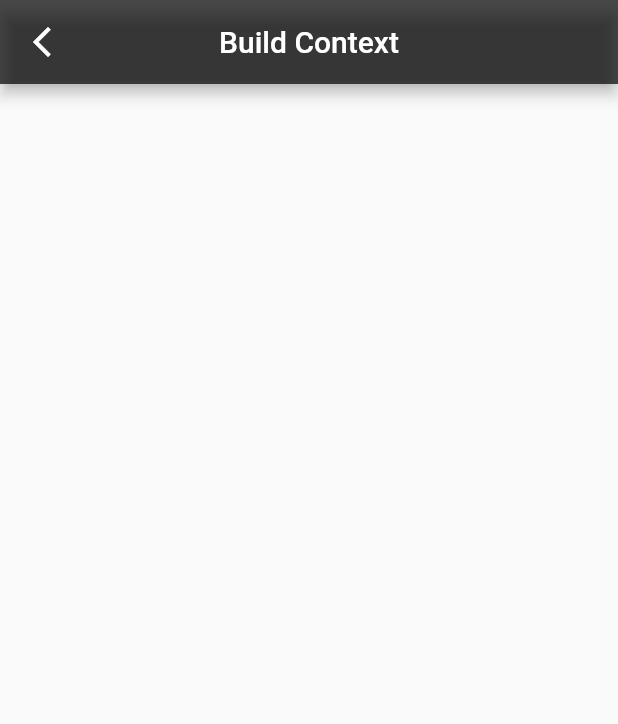
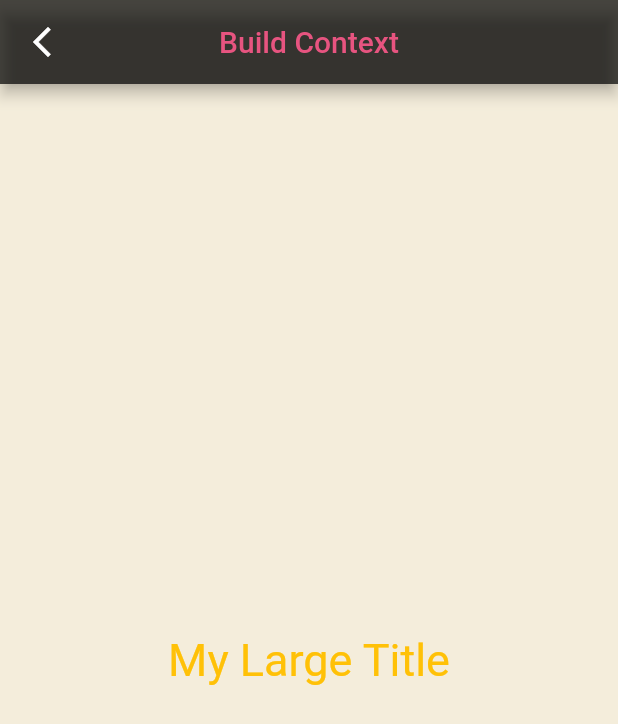
Before and after one commit to GangOn0215/flutter-toonfilx, a Flutter app: the StudyBuildContext screen opened directly, on a phone screen of 412 x 824 dp. Shown: the top 724 px of the screen. Run offline on Flutter 3.47's test engine with Material 2 defaults, Android fonts, the phone set to English and light mode, and no system bars.

Commit message:
#4.3 BuildContext
1. use theme, use context

```diff
--- a/lib/screens/study.dart
+++ b/lib/screens/study.dart
@@ -8,6 +8,7 @@ class Study extends StatelessWidget {
   @override
   Widget build(BuildContext context) {
     return Scaffold(
+      appBar: _buildAppBar(title: 'Study', context: context),
       body: Center(
         child: Column(
           mainAxisAlignment: MainAxisAlignment.center,
@@ -106,7 +107,36 @@ class _StudyBuildContextState extends State<StudyBuildContext> {
   @override
   Widget build(BuildContext context) {
     return Scaffold(
-      appBar: _buildAppBar(title: 'Build Context', context: context),
+      backgroundColor: const Color(0xfff4eddb),
+      appBar: _buildAppBar(
+        title: 'Build Context',
+        context: context,
+      ),
+      body: const Center(
+        child: Column(
+          mainAxisAlignment: MainAxisAlignment.center,
+          children: [
+            MyLargeTitle(),
+          ],
+        ),
+      ),
+    );
+  }
+}
+
+class MyLargeTitle extends StatelessWidget {
+  const MyLargeTitle({
+    super.key,
+  });
+
+  @override
+  Widget build(BuildContext context) {
+    return Text(
+      'My Large Title',
+      style: TextStyle(
+        fontSize: 30,
+        color: Theme.of(context).textTheme.titleLarge!.color,
+      ),
     );
   }
 }
@@ -120,10 +150,15 @@ PreferredSizeWidget _buildAppBar({
     centerTitle: true,
     title: Text(
       title,
+      style: const TextStyle(
+        color: Color(0xFFE75480),
+      ),
     ),
     leading: IconButton(
       icon: const Icon(Icons.arrow_back_ios_new_outlined),
-      onPressed: () => Navigator.of(context).pop(),
+      onPressed: () => {
+        if (Navigator.canPop(context)) {Navigator.of(context).pop()}
+      },
     ),
   );
 }
--- a/lib/utils/tab_item.dart
+++ b/lib/utils/tab_item.dart
@@ -2,6 +2,8 @@ import 'package:flutter/material.dart';
 import 'package:toonflix/screens/home.dart';
 import 'package:toonflix/screens/study.dart';
 import 'package:toonflix/screens/wallets.dart';
+
+// https://suhwanc.tistory.com/200 창고
 
 enum TabItem { home, wallets, study }
 
```
Also changed, not shown: lib/main.dart (+15 -4 lines).
